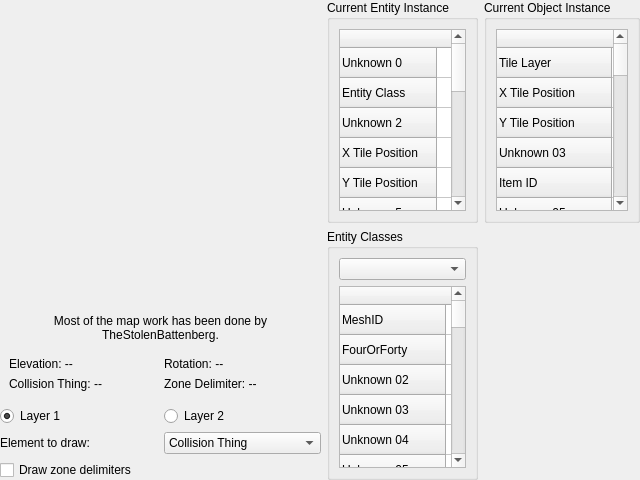
First picture: the form in Tools/KFModTool/mapeditwidget.ui, repository IvanDSM/KingsFieldRE, before the edit.
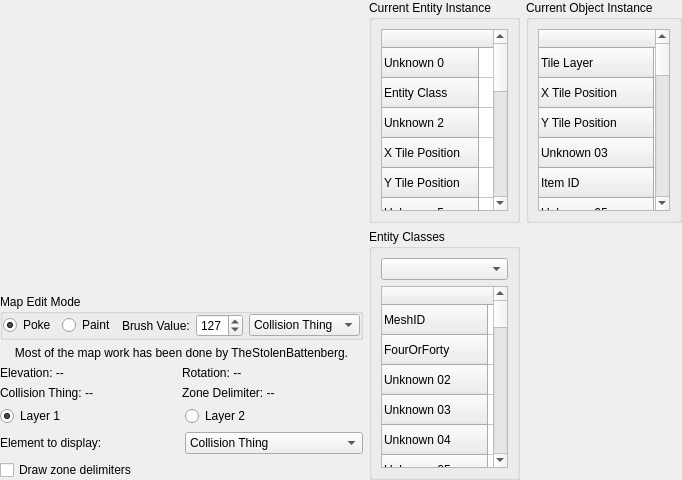
Second picture: the form after the edit. Icons and pictures are not drawn. Custom widgets are drawn as their Qt base class.

The edit to the form file:
```diff
--- a/Tools/KFModTool/mapeditwidget.ui
+++ b/Tools/KFModTool/mapeditwidget.ui
@@ -85,6 +85,83 @@
         </property>
        </widget>
       </item>
+      <item>
+       <widget class="QGroupBox" name="mapModeBox">
+        <property name="title">
+         <string>Map Edit Mode</string>
+        </property>
+        <layout class="QHBoxLayout" name="horizontalLayout_4">
+         <property name="leftMargin">
+          <number>0</number>
+         </property>
+         <property name="topMargin">
+          <number>0</number>
+         </property>
+         <property name="rightMargin">
+          <number>0</number>
+         </property>
+         <property name="bottomMargin">
+          <number>0</number>
+         </property>
+         <item>
+          <widget class="QRadioButton" name="pokeModeButton">
+           <property name="text">
+            <string>Poke</string>
+           </property>
+           <property name="checked">
+            <bool>true</bool>
+           </property>
+          </widget>
+         </item>
+         <item>
+          <widget class="QRadioButton" name="paintModeButton">
+           <property name="text">
+            <string>Paint</string>
+           </property>
+          </widget>
+         </item>
+         <item>
+          <widget class="QLabel" name="brushLabel">
+           <property name="text">
+            <string>Brush Value:</string>
+           </property>
+          </widget>
+         </item>
+         <item>
+          <widget class="QSpinBox" name="brushSpin">
+           <property name="maximum">
+            <number>255</number>
+           </property>
+           <property name="value">
+            <number>127</number>
+           </property>
+          </widget>
+         </item>
+         <item>
+          <widget class="QComboBox" name="brushElemCombo">
+           <property name="currentIndex">
+            <number>0</number>
+           </property>
+           <item>
+            <property name="text">
+             <string>Collision Thing</string>
+            </property>
+           </item>
+           <item>
+            <property name="text">
+             <string>Elevation</string>
+            </property>
+           </item>
+           <item>
+            <property name="text">
+             <string>Zone Delimiter</string>
+            </property>
+           </item>
+          </widget>
+         </item>
+        </layout>
+       </widget>
+      </item>
       <item>
        <widget class="QLabel" name="entityCDWarning">
         <property name="text">
@@ -107,6 +184,21 @@
          <enum>QFrame::Plain</enum>
         </property>
         <layout class="QGridLayout" name="gridLayout_3">
+         <property name="leftMargin">
+          <number>0</number>
+         </property>
+         <property name="topMargin">
+          <number>0</number>
+         </property>
+         <property name="rightMargin">
+          <number>0</number>
+         </property>
+         <property name="bottomMargin">
+          <number>0</number>
+         </property>
+         <property name="horizontalSpacing">
+          <number>0</number>
+         </property>
          <item row="0" column="0">
           <widget class="QLabel" name="elevLabel">
            <property name="text">
@@ -209,7 +301,7 @@
          <item>
           <widget class="QLabel" name="elementLabel">
            <property name="text">
-            <string>Element to draw:</string>
+            <string>Element to display:</string>
            </property>
           </widget>
          </item>
```
